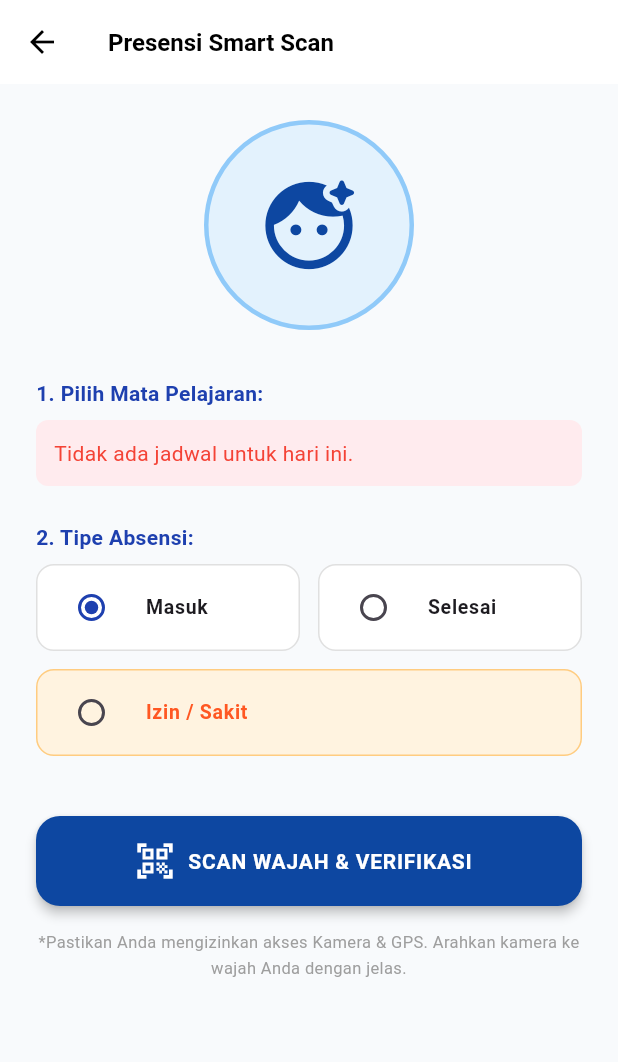
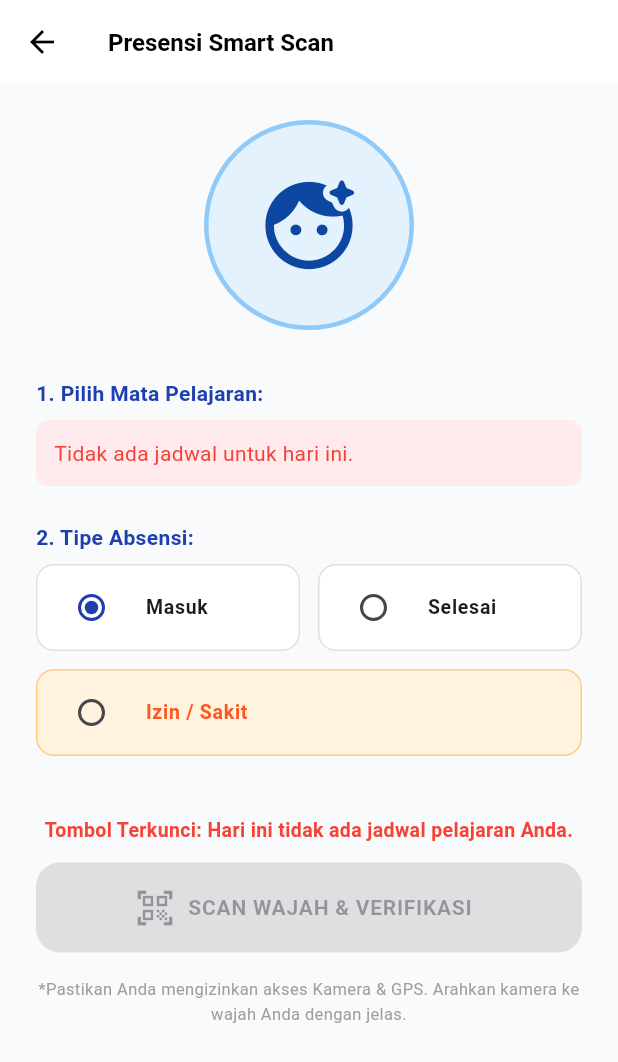
Before and after one commit to R13juandi/sims_smks, a Flutter app: the screen it shows once a user with an empty profile is signed in, after a tap on an icon or button, on a phone screen of 412 x 824 dp. Shown: the top 1062 px of the screen. Run offline on Flutter 3.47's test engine with Material 3 defaults, Android fonts, the light colour scheme and no system bars; our stand-ins replace geolocator, image_picker, pdf, printing, supabase_flutter; missing offline and left inert: excel, google_mlkit_face_detection; accounts and stored records are empty.

Commit message:
Update absensi_siswa_screen.dart

```diff
--- a/lib/screens/absensi_siswa_screen.dart
+++ b/lib/screens/absensi_siswa_screen.dart
@@ -24,14 +24,23 @@ class _AbsensiSiswaScreenState extends State<AbsensiSiswaScreen> {
 
   String _tipeAbsen = 'Masuk'; // Default opsi absen
 
-  // DAFTAR LOKASI YANG DIIZINKAN UNTUK ABSEN
-  final double _toleransiMeter = 150.0;
+  // ==========================================
+  // VALIDASI LAPIS 1: GEOFENCING (LOKASI)
+  // Diubah ke 50.0 Meter sesuai instruksi Dosen
+  // ==========================================
+  final double _toleransiMeter = 50.0;
   final List<Map<String, dynamic>> _lokasiDiizinkan = [
     {'nama': 'Rumah Tomang', 'lat': -6.1595261, 'lng': 106.5820671},
     {'nama': 'Kampus Bina Sarana Global', 'lat': -6.179190, 'lng': 106.608069},
     {'nama': 'SMK Islam YIA', 'lat': -6.161616, 'lng': 106.675552},
     {'nama': 'Rumah Rajeg', 'lat': -6.116251, 'lng': 106.506694},
   ];
+
+  // ==========================================
+  // VALIDASI LAPIS 2: JADWAL & WAKTU (BARU)
+  // ==========================================
+  bool _isWaktuValid = false;
+  String _pesanValidasiWaktu = "Memeriksa jadwal...";
 
   final FaceDetector _faceDetector = FaceDetector(
     options: FaceDetectorOptions(
@@ -102,9 +111,41 @@ class _AbsensiSiswaScreenState extends State<AbsensiSiswaScreen> {
           _jadwalHariIni = List<Map<String, dynamic>>.from(jadwalRes);
           _isLoading = false;
         });
+
+        // Panggil validasi waktu setelah data jadwal berhasil didapatkan
+        _validasiJadwalDanWaktu();
       }
     } catch (e) {
       if (mounted) setState(() => _isLoading = false);
+    }
+  }
+
+  // FUNGSI BARU: Memvalidasi Jam Operasional Sekolah
+  void _validasiJadwalDanWaktu() {
+    DateTime now = DateTime.now();
+    int menitSekarang = (now.hour * 60) + now.minute;
+
+    // Konfigurasi Jam Operasional (06:00 Pagi s/d 15:00 Sore)
+    int batasMulai = (6 * 60) + 0;
+    int batasSelesai = (15 * 60) + 0;
+
+    if (_jadwalHariIni.isEmpty) {
+      setState(() {
+        _isWaktuValid = false;
+        _pesanValidasiWaktu =
+            "Tombol Terkunci: Hari ini tidak ada jadwal pelajaran Anda.";
+      });
+    } else if (menitSekarang < batasMulai || menitSekarang > batasSelesai) {
+      setState(() {
+        _isWaktuValid = false;
+        _pesanValidasiWaktu =
+            "Tombol Terkunci: Di luar jam operasional sekolah (06:00 - 15:00).";
+      });
+    } else {
+      setState(() {
+        _isWaktuValid = true;
+        _pesanValidasiWaktu = "Waktu valid. Silakan lakukan absensi.";
+      });
     }
   }
 
@@ -228,7 +269,7 @@ class _AbsensiSiswaScreenState extends State<AbsensiSiswaScreen> {
 
     try {
       // ==========================================
-      // 1. GEOFENCING
+      // 1. GEOFENCING LOKASI (Algoritma Haversine)
       // ==========================================
       LocationPermission permission = await Geolocator.checkPermission();
       if (permission == LocationPermission.denied) {
@@ -268,7 +309,7 @@ class _AbsensiSiswaScreenState extends State<AbsensiSiswaScreen> {
         throw 'Absen Ditolak!\nAnda berada di luar area. Jarak Anda ${jarakTerdekat.toInt()} meter dari lokasi terdekat ($namaLokasiTerdekat). Maksimal $_toleransiMeter m.';
 
       // ==========================================
-      // 2. VALIDASI WAKTU
+      // VALIDASI KETERLAMBATAN
       // ==========================================
       final String jamMulaiStr = _selectedJadwal!['jam_mulai'] ?? "07:00";
       final List<String> waktuSplit = jamMulaiStr.split(':');
@@ -298,10 +339,9 @@ class _AbsensiSiswaScreenState extends State<AbsensiSiswaScreen> {
       }
 
       // ==========================================
-      // 3. SCAN WAJAH (ANTI-CHEAT)
+      // 3. SCAN WAJAH (Algoritma CNN via ML Kit)
       // ==========================================
       final ImagePicker picker = ImagePicker();
-      // Kualitas gambar diturunkan jadi 30 agar proses upload sangat cepat & ringan di database
       final XFile? foto = await picker.pickImage(
         source: ImageSource.camera,
         preferredCameraDevice: CameraDevice.front,
@@ -355,12 +395,10 @@ class _AbsensiSiswaScreenState extends State<AbsensiSiswaScreen> {
           '${user!.id}_${DateTime.now().millisecondsSinceEpoch}.$ekstensiFile';
       final fileFoto = File(foto.path);
 
-      // Mengunggah gambar ke bucket 'foto_absensi'
       await _supabase.storage
           .from('foto_absensi')
           .upload(namaFileUnik, fileFoto);
 
-      // Mengambil URL Publik dari foto yang berhasil diupload
       final String linkFotoPublik = _supabase.storage
           .from('foto_absensi')
           .getPublicUrl(namaFileUnik);
@@ -383,7 +421,7 @@ class _AbsensiSiswaScreenState extends State<AbsensiSiswaScreen> {
         'guru_pengampu': _selectedJadwal!['guru_pengampu'] ?? 'Sistem Otomatis',
         'lat': posisiSekarang.latitude,
         'lng': posisiSekarang.longitude,
-        'foto_url': linkFotoPublik, // 🔥 Menyimpan Link Foto ke dalam tabel!
+        'foto_url': linkFotoPublik,
       }, onConflict: 'siswa_id, tanggal, mapel');
 
       if (!mounted) return;
@@ -647,13 +685,33 @@ class _AbsensiSiswaScreenState extends State<AbsensiSiswaScreen> {
 
                 const SizedBox(height: 40),
 
+                // NOTIFIKASI JIKA WAKTU TIDAK VALID
+                if (!_isWaktuValid && _tipeAbsen != 'Izin / Sakit')
+                  Padding(
+                    padding: const EdgeInsets.only(bottom: 12),
+                    child: Text(
+                      _pesanValidasiWaktu,
+                      style: const TextStyle(
+                        color: Colors.red,
+                        fontWeight: FontWeight.bold,
+                        fontSize: 13,
+                      ),
+                      textAlign: TextAlign.center,
+                    ),
+                  ),
+
+                // TOMBOL ABSEN YANG DIKUNCI SESUAI WAKTU
                 _isProcessingAbsen
                     ? const Center(child: CircularProgressIndicator())
                     : ElevatedButton.icon(
                         style: ElevatedButton.styleFrom(
-                          backgroundColor: _tipeAbsen == 'Izin / Sakit'
-                              ? Colors.orange.shade700
-                              : Colors.blue[900],
+                          backgroundColor:
+                              (!_isWaktuValid && _tipeAbsen != 'Izin / Sakit')
+                              ? Colors
+                                    .grey // Warna abu-abu jika terkunci
+                              : (_tipeAbsen == 'Izin / Sakit'
+                                    ? Colors.orange.shade700
+                                    : Colors.blue[900]),
                           foregroundColor: Colors.white,
                           minimumSize: const Size(double.infinity, 60),
                           shape: RoundedRectangleBorder(
@@ -661,7 +719,11 @@ class _AbsensiSiswaScreenState extends State<AbsensiSiswaScreen> {
                           ),
                           elevation: 3,
                         ),
-                        onPressed: _prosesAbsenLengkap,
+                        // Logika penguncian tombol ada di sini
+                        onPressed:
+                            (!_isWaktuValid && _tipeAbsen != 'Izin / Sakit')
+                            ? null
+                            : _prosesAbsenLengkap,
                         icon: Icon(
                           _tipeAbsen == 'Izin / Sakit'
                               ? Icons.edit_document
```
